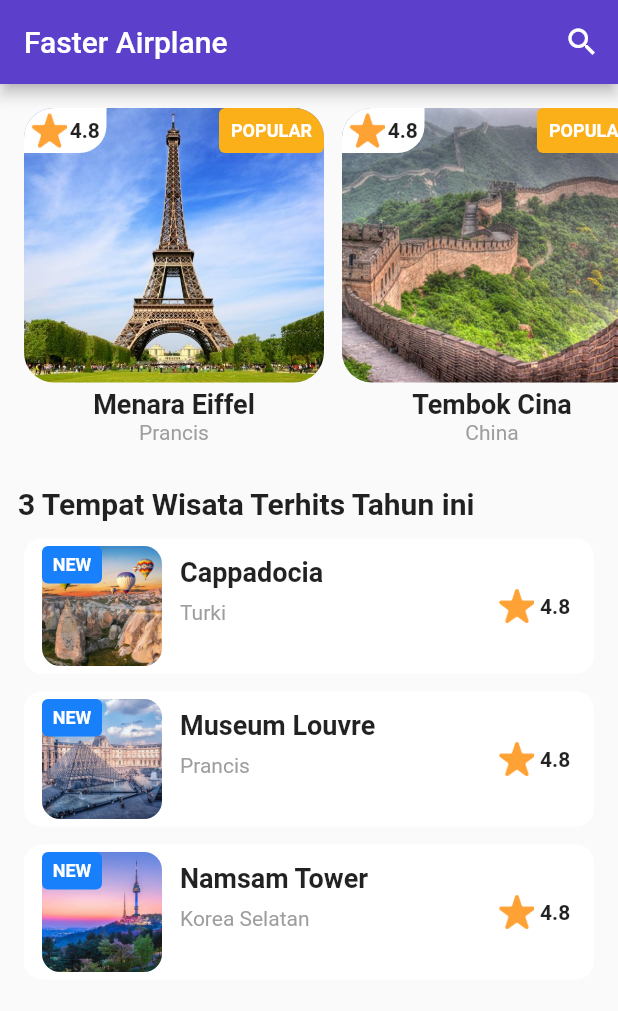
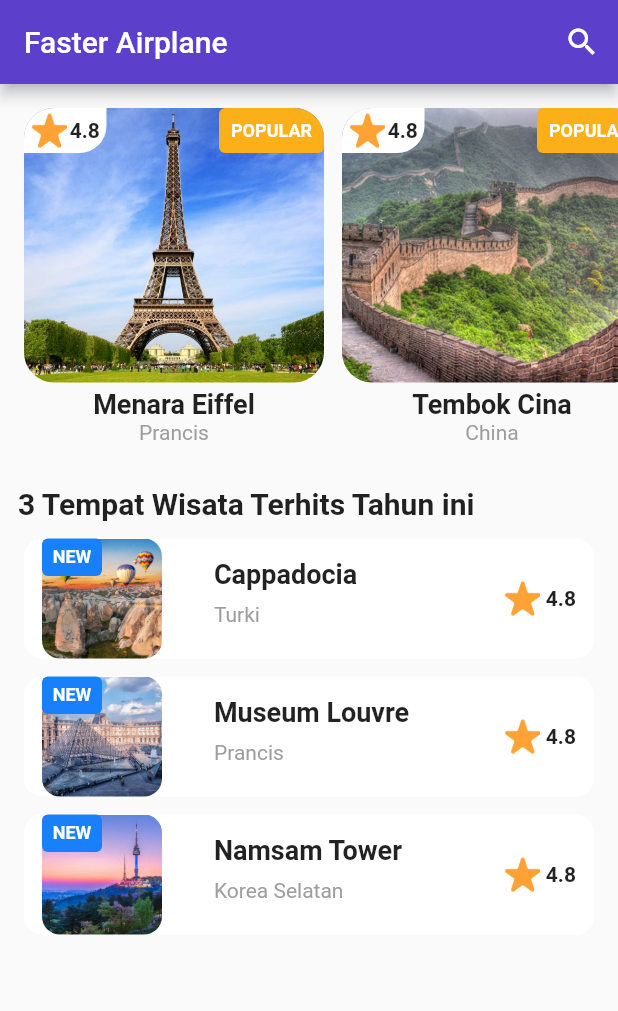
Before and after one commit to Dennisarya01/flutter-dicoding-pemula, a Flutter app: the screen it shows after launch, on a phone screen of 412 x 824 dp. Shown: the top 1011 px of the screen. Run offline on Flutter 3.47's test engine with Material 2 defaults, Android fonts, the phone set to English and light mode, and no system bars.

Commit message:
fix bug in card item layout

```diff
--- a/lib/ui/component/card_item.dart
+++ b/lib/ui/component/card_item.dart
@@ -19,7 +19,6 @@ class CardItem extends StatelessWidget {
                   arguments: item);
             },
             child: Container(
-              height: 90,
               padding: EdgeInsets.symmetric(horizontal: 12),
               decoration: BoxDecoration(
                   borderRadius: BorderRadius.all(
@@ -29,7 +28,9 @@ class CardItem extends StatelessWidget {
               child: Row(
                 crossAxisAlignment: CrossAxisAlignment.center,
                 children: [
-                  Stack(
+                  Expanded(
+                    flex: 1,
+                    child: Stack(
                       children: [
                         Container(
                           height: 80,
@@ -83,7 +84,10 @@ class CardItem extends StatelessWidget {
                               ),
                       ],
                     ),
-                  Padding(
+                  ),
+                  Expanded(
+                    flex: 2,
+                    child: Padding(
                       padding: const EdgeInsets.all(12.0),
                       child: Container(
                         width: 200,
@@ -98,7 +102,8 @@ class CardItem extends StatelessWidget {
                               ),
                             ),
                             Padding(
-                            padding: const EdgeInsets.symmetric(vertical: 8.0),
+                              padding:
+                                  const EdgeInsets.symmetric(vertical: 8.0),
                               child: Text(
                                 item.location,
                                 style: TextStyle(
@@ -108,6 +113,7 @@ class CardItem extends StatelessWidget {
                               ),
                             ),
                           ],
+                        ),
                       ),
                     ),
                   ),
```
Also changed, not shown: lib/ui/pages/splash_page.dart (+2 -13 lines). Lines whose indentation alone changed are shown as unchanged.
